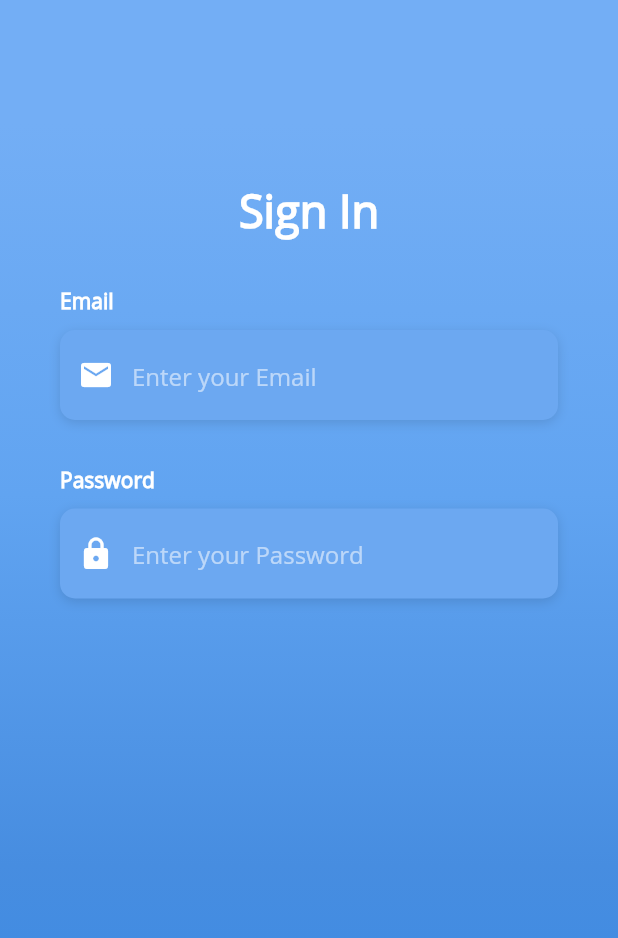
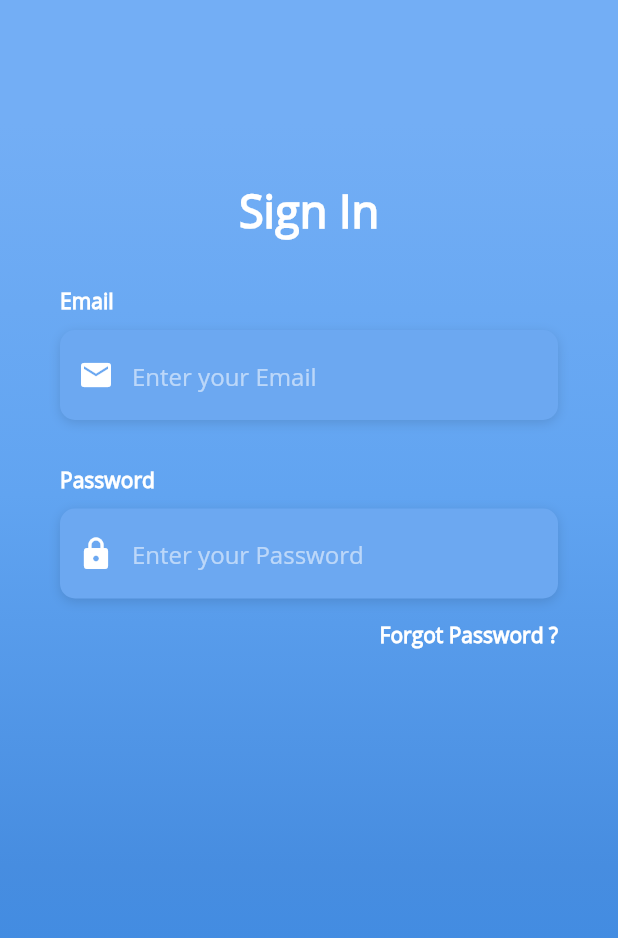
Before and after one commit to DavidCastelloBatet/login_page_ui_flutter, a Flutter app: the screen it shows after launch, on a phone screen of 412 x 824 dp. Shown: the top 938 px of the screen. Run offline on Flutter 3.47's test engine with Material 2 defaults, Android fonts, the phone set to English and light mode, and no system bars.

Commit message:
forgott button

```diff
--- a/lib/screens/login_screen.dart
+++ b/lib/screens/login_screen.dart
@@ -77,6 +77,20 @@ class _LoginScreenState extends State<LoginScreen> {
     );
   }
 
+  Widget _buildForgotPasswordBtn() {
+    return Container(
+      alignment: Alignment.centerRight,
+      child: FlatButton(
+        padding: EdgeInsets.only(right: 0.0),
+        onPressed: () => print('Forgot Password Button Pressed'),
+        child: Text(
+          'Forgot Password ?',
+          style: kLabelStyle,
+        ),
+      ),
+    );
+  }
+
   @override
   Widget build(BuildContext context) {
     return Scaffold(
@@ -123,6 +137,7 @@ class _LoginScreenState extends State<LoginScreen> {
                   _buildEmailTF(),
                   SizedBox(height: 30.0),
                   _builPasswordTF(),
+                  _buildForgotPasswordBtn(),
                 ],
               ),
             ),
```
